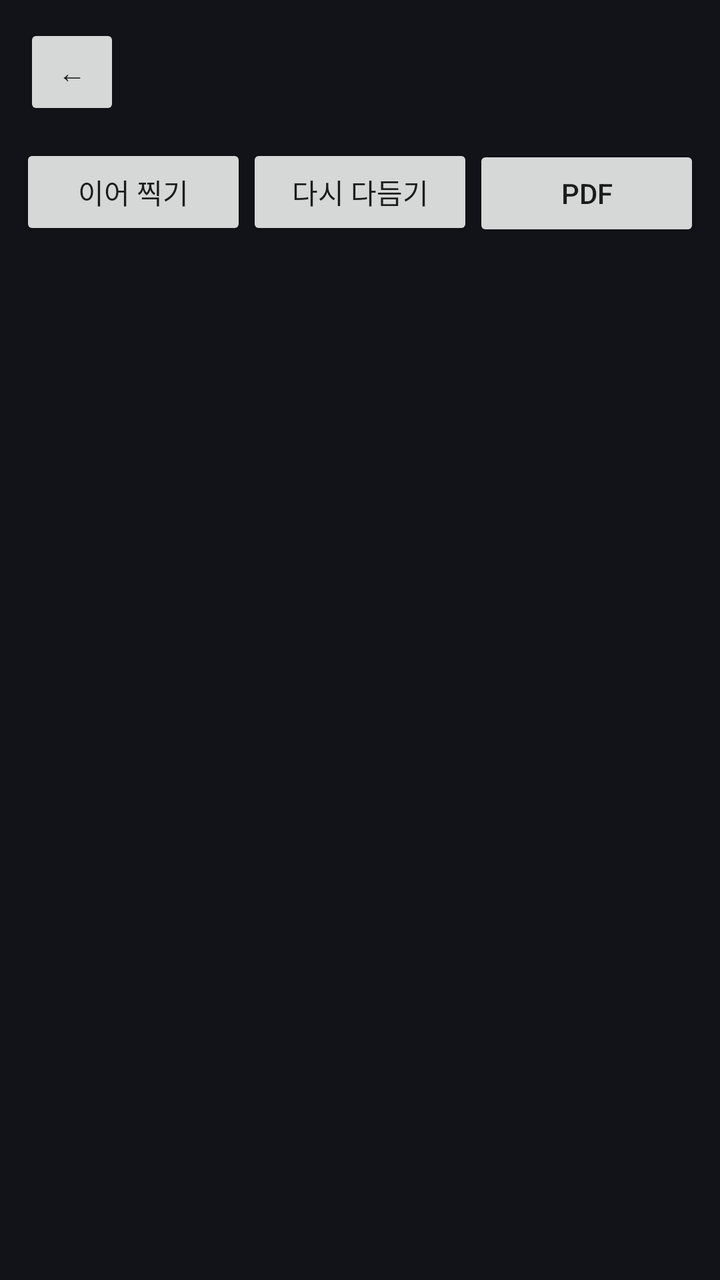
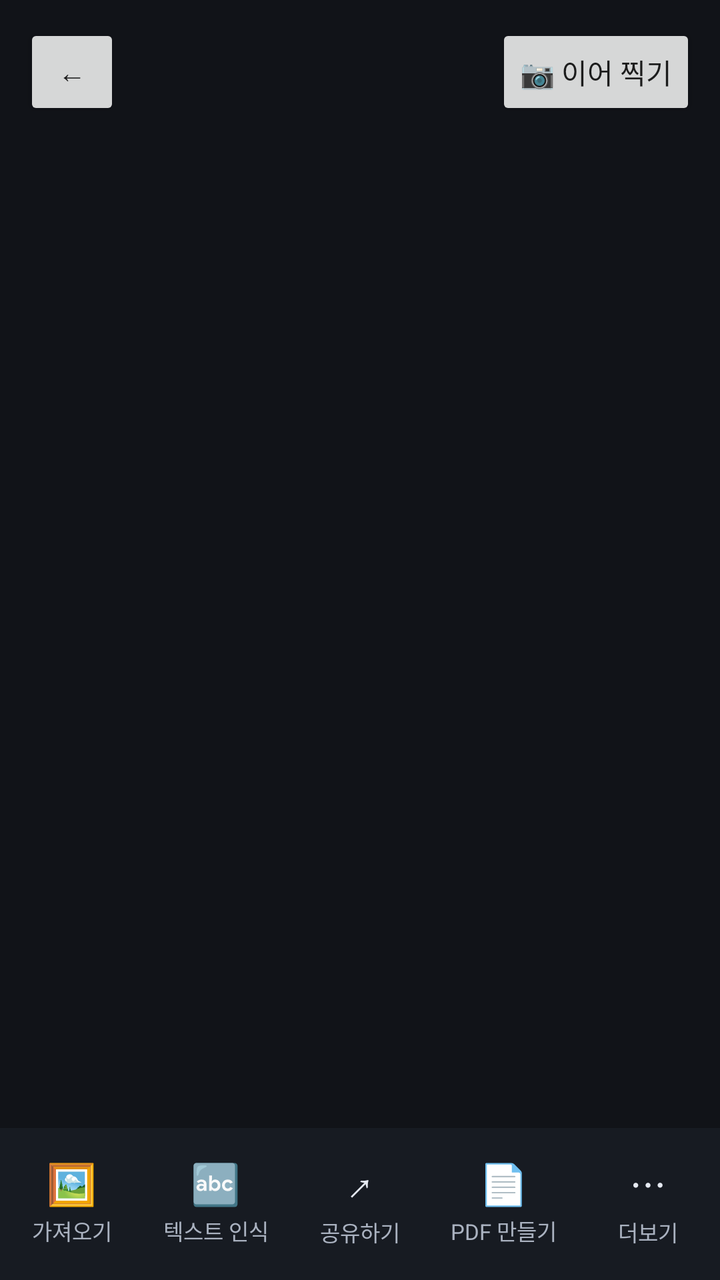

The first picture is an Android layout as it rendered before a commit; the second is the same layout after the commit. The layout source and the unified diff follow.
<!-- AndroidManifest.xml: application theme Theme.BookScan -->
<!-- res/layout/activity_book.xml -->
<?xml version="1.0" encoding="utf-8"?>
<LinearLayout xmlns:android="http://schemas.android.com/apk/res/android"
    android:layout_width="match_parent"
    android:layout_height="match_parent"
    android:orientation="vertical"
    android:background="#111318">

    <LinearLayout
        android:layout_width="match_parent"
        android:layout_height="wrap_content"
        android:orientation="horizontal"
        android:gravity="center_vertical"
        android:padding="12dp">

        <Button
            android:id="@+id/bookBack"
            android:layout_width="wrap_content"
            android:layout_height="wrap_content"
            android:minWidth="48dp"
            android:text="←" />

        <TextView
            android:id="@+id/bookTitle"
            android:layout_width="0dp"
            android:layout_height="wrap_content"
            android:layout_weight="1"
            android:paddingStart="10dp"
            android:paddingEnd="10dp"
            android:maxLines="1"
            android:ellipsize="end"
            android:textColor="#FFFFFF"
            android:textSize="18sp"
            android:textStyle="bold" />
    </LinearLayout>

    <LinearLayout
        android:layout_width="match_parent"
        android:layout_height="wrap_content"
        android:orientation="horizontal"
        android:paddingStart="10dp"
        android:paddingEnd="10dp">

        <Button
            android:id="@+id/bookShoot"
            android:layout_width="0dp"
            android:layout_height="wrap_content"
            android:layout_weight="1"
            android:text="이어 찍기" />

        <Button
            android:id="@+id/bookRedo"
            android:layout_width="0dp"
            android:layout_height="wrap_content"
            android:layout_weight="1"
            android:text="다시 다듬기" />

        <Button
            android:id="@+id/bookPdf"
            android:layout_width="0dp"
            android:layout_height="wrap_content"
            android:layout_weight="1"
            android:text="PDF" />
    </LinearLayout>

    <TextView
        android:id="@+id/bookStatus"
        android:layout_width="match_parent"
        android:layout_height="wrap_content"
        android:padding="10dp"
        android:textColor="#8B93A1"
        android:textSize="13sp" />

    <androidx.recyclerview.widget.RecyclerView
        android:id="@+id/pageGrid"
        android:layout_width="match_parent"
        android:layout_height="0dp"
        android:layout_weight="1"
        android:padding="6dp"
        android:clipToPadding="false" />

    <LinearLayout
        android:id="@+id/pageTools"
        android:layout_width="match_parent"
        android:layout_height="wrap_content"
        android:orientation="horizontal"
        android:padding="8dp"
        android:background="#1A1E26"
        android:visibility="gone">

        <Button
            android:id="@+id/pageUp"
            android:layout_width="0dp"
            android:layout_height="wrap_content"
            android:layout_weight="1"
            android:text="◀ 앞으로" />

        <Button
            android:id="@+id/pageDown"
            android:layout_width="0dp"
            android:layout_height="wrap_content"
            android:layout_weight="1"
            android:text="뒤로 ▶" />

        <Button
            android:id="@+id/pageDelete"
            android:layout_width="0dp"
            android:layout_height="wrap_content"
            android:layout_weight="1"
            android:text="삭제" />
    </LinearLayout>
</LinearLayout>
<!-- resources referenced by this layout -->
<resources>
  <style name="Theme.BookScan" parent="Theme.MaterialComponents.DayNight.NoActionBar">
          <item name="colorPrimary">#2E4057</item>
          <item name="colorPrimaryVariant">#1F2C3D</item>
          <item name="colorSecondary">#2ECC71</item>
          <item name="android:statusBarColor">#000000</item>
      </style>
</resources>

<!-- the commit's change to res/layout/activity_book.xml (unified diff, before → after) -->
@@ -31,42 +31,21 @@
             android:textColor="#FFFFFF"
             android:textSize="18sp"
             android:textStyle="bold" />
-    </LinearLayout>
-
-    <LinearLayout
-        android:layout_width="match_parent"
-        android:layout_height="wrap_content"
-        android:orientation="horizontal"
-        android:paddingStart="10dp"
-        android:paddingEnd="10dp">
 
         <Button
             android:id="@+id/bookShoot"
-            android:layout_width="0dp"
+            android:layout_width="wrap_content"
             android:layout_height="wrap_content"
-            android:layout_weight="1"
-            android:text="이어 찍기" />
-
-        <Button
-            android:id="@+id/bookRedo"
-            android:layout_width="0dp"
-            android:layout_height="wrap_content"
-            android:layout_weight="1"
-            android:text="다시 다듬기" />
-
-        <Button
-            android:id="@+id/bookPdf"
-            android:layout_width="0dp"
-            android:layout_height="wrap_content"
-            android:layout_weight="1"
-            android:text="PDF" />
+            android:text="📷 이어 찍기" />
     </LinearLayout>
 
     <TextView
         android:id="@+id/bookStatus"
         android:layout_width="match_parent"
         android:layout_height="wrap_content"
-        android:padding="10dp"
+        android:paddingStart="14dp"
+        android:paddingEnd="14dp"
+        android:paddingBottom="6dp"
         android:textColor="#8B93A1"
         android:textSize="13sp" />
 
@@ -108,4 +87,48 @@
             android:layout_weight="1"
             android:text="삭제" />
     </LinearLayout>
+
+    <LinearLayout
+        android:layout_width="match_parent"
+        android:layout_height="wrap_content"
+        android:orientation="horizontal"
+        android:background="#171B22"
+        android:paddingTop="8dp"
+        android:paddingBottom="10dp">
+
+        <LinearLayout
+            android:id="@+id/actImport"
+            style="@style/BookAction">
+            <TextView style="@style/BookActionIcon" android:text="🖼" />
+            <TextView style="@style/BookActionText" android:text="가져오기" />
+        </LinearLayout>
+
+        <LinearLayout
+            android:id="@+id/actText"
+            style="@style/BookAction">
+            <TextView style="@style/BookActionIcon" android:text="🔤" />
+            <TextView style="@style/BookActionText" android:text="텍스트 인식" />
+        </LinearLayout>
+
+        <LinearLayout
+            android:id="@+id/actShare"
+            style="@style/BookAction">
+            <TextView style="@style/BookActionIcon" android:text="↗" />
+            <TextView style="@style/BookActionText" android:text="공유하기" />
+        </LinearLayout>
+
+        <LinearLayout
+            android:id="@+id/actPdf"
+            style="@style/BookAction">
+            <TextView style="@style/BookActionIcon" android:text="📄" />
+            <TextView style="@style/BookActionText" android:text="PDF 만들기" />
+        </LinearLayout>
+
+        <LinearLayout
+            android:id="@+id/actMore"
+            style="@style/BookAction">
+            <TextView style="@style/BookActionIcon" android:text="⋯" />
+            <TextView style="@style/BookActionText" android:text="더보기" />
+        </LinearLayout>
+    </LinearLayout>
 </LinearLayout>
<!-- resource entries referenced after the edit -->
@@ -1,5 +1,29 @@
 <!-- resources referenced by this layout -->
 <resources>
+  <style name="BookAction">
+          <item name="android:layout_width">0dp</item>
+          <item name="android:layout_height">wrap_content</item>
+          <item name="android:layout_weight">1</item>
+          <item name="android:orientation">vertical</item>
+          <item name="android:gravity">center</item>
+          <item name="android:padding">6dp</item>
+          <item name="android:background">?android:attr/selectableItemBackground</item>
+          <item name="android:clickable">true</item>
+          <item name="android:focusable">true</item>
+      </style>
+  <style name="BookActionIcon">
+          <item name="android:layout_width">wrap_content</item>
+          <item name="android:layout_height">wrap_content</item>
+          <item name="android:textSize">20sp</item>
+          <item name="android:textColor">#E6EAF2</item>
+      </style>
+  <style name="BookActionText">
+          <item name="android:layout_width">wrap_content</item>
+          <item name="android:layout_height">wrap_content</item>
+          <item name="android:paddingTop">2dp</item>
+          <item name="android:textSize">11sp</item>
+          <item name="android:textColor">#AAB2C0</item>
+      </style>
   <style name="Theme.BookScan" parent="Theme.MaterialComponents.DayNight.NoActionBar">
           <item name="colorPrimary">#2E4057</item>
           <item name="colorPrimaryVariant">#1F2C3D</item>
